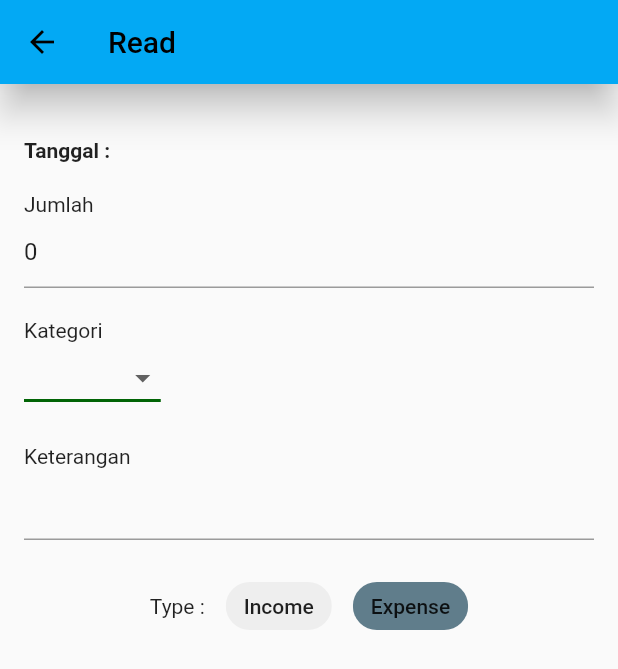
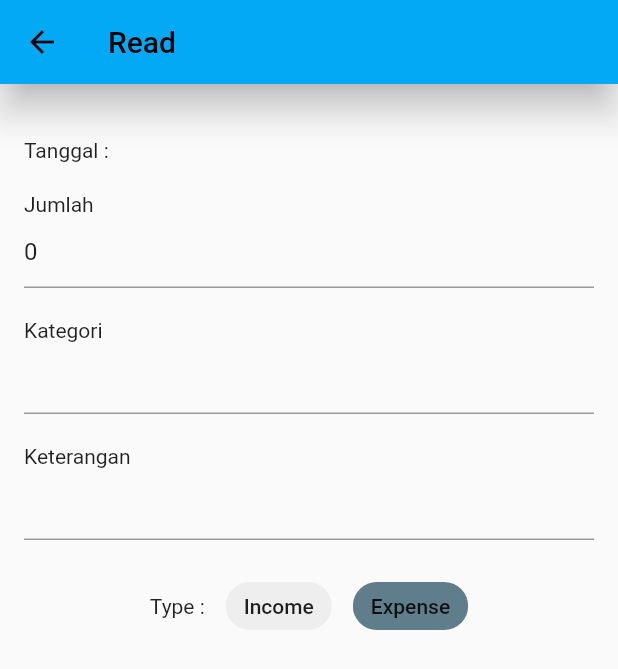
Before and after one commit to vitarahmada/Kel5PMobile, a Flutter app: the ReadScreen screen opened directly with empty values, on a phone screen of 412 x 824 dp. Shown: the top 669 px of the screen. Run offline on Flutter 3.47's test engine with Material 2 defaults, Android fonts, the phone set to English and light mode, and no system bars; our stand-ins replace sqflite; accounts and stored records are empty.

Commit message:
memperbarui tampilan di file read_screen

```diff
--- a/lib/read_screen.dart
+++ b/lib/read_screen.dart
@@ -23,18 +23,18 @@ class ReadScreen extends StatefulWidget {
 class _ReadScreenState extends State<ReadScreen> {
   DatabaseInstance databaseInstance = DatabaseInstance();
 
-  String formattedDateUpdated = (DateFormat.yMd().format(DateTime.now()));
+  TextEditingController date = TextEditingController();
   TextEditingController ketController = TextEditingController();
   TextEditingController totalController = TextEditingController();
-  String dropdownValue = list.first;
+  TextEditingController kategori = TextEditingController();
   int _value = 1;
 
   @override
   void initState() {
     // implementasi initState
     databaseInstance.database();
-    formattedDateUpdated = widget.transaksiMmodel.updatedAt!;
-    dropdownValue = widget.transaksiMmodel.kategori!;
+    date.text = widget.transaksiMmodel.updatedAt!;
+    kategori.text = widget.transaksiMmodel.kategori!;
     ketController.text = widget.transaksiMmodel.ket!;
     totalController.text = widget.transaksiMmodel.total.toString();
     _value = widget.transaksiMmodel.type!;
@@ -63,9 +63,7 @@ class _ReadScreenState extends State<ReadScreen> {
                 height: 20,
               ),
               Text(
-                "Tanggal : $formattedDateUpdated",
-                style: TextStyle(fontWeight: FontWeight.bold),
-              ),
+                "Tanggal : ${date.text}"),
               const SizedBox(
                 height: 20,
               ),
@@ -78,28 +76,9 @@ class _ReadScreenState extends State<ReadScreen> {
                 height: 20,
               ),
               const Text("Kategori"),
-              DropdownButton<String>(
-                value: dropdownValue,
-                icon: const Icon(
-                    Icons.arrow_drop_down_outlined), //arrow_downward),
-                elevation: 16,
-                style: const TextStyle(color: Colors.black),
-                underline: Container(
-                  height: 2,
-                  color: const Color.fromARGB(255, 1, 100, 5),
-                ),
-                onChanged: (String? value) {
-                  setState(() {
-                    dropdownValue = value!;
-                  });
-                },
-                items: list.map<DropdownMenuItem<String>>((String value) {
-                  return DropdownMenuItem<String>(
-                    value: value,
-                    enabled: false,
-                    child: Text(value),
-                  );
-                }).toList(),
+              TextField(
+                controller: kategori,
+                readOnly: true,
               ),
               const SizedBox(
                 height: 20,
@@ -119,30 +98,17 @@ class _ReadScreenState extends State<ReadScreen> {
                   SizedBox(
                     width: 14,
                   ),
-                  GestureDetector(
-                    onTap: () {
-                      _value = 1;
-
-                      setState(() {});
-                    },
-                    child: Chip(
+                  Chip(
                         backgroundColor:
                             _value == 1 ? Colors.blueGrey : Colors.grey[200],
                         label: Text('Income')),
-                  ),
                   SizedBox(
                     width: 14,
                   ),
-                  GestureDetector(
-                    onTap: () {
-                      _value = 0;
-                      setState(() {});
-                    },
-                    child: Chip(
+                  Chip(
                         backgroundColor:
                             _value == 0 ? Colors.blueGrey : Colors.grey[200],
                         label: Text('Expense')),
-                  )
                 ],
               ),
               const SizedBox(
```
